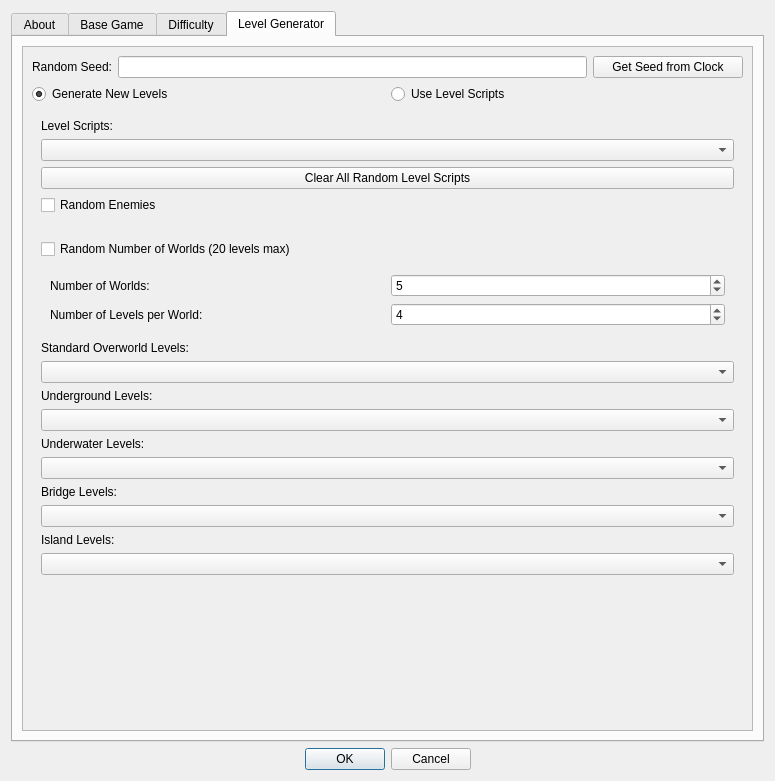
The window that SMB1/SMB1_Compliance_To_SMB1/Configure_Settings_Form.ui (Coolcord/Level-Headed) describes before a commit, drawn with Qt 5.
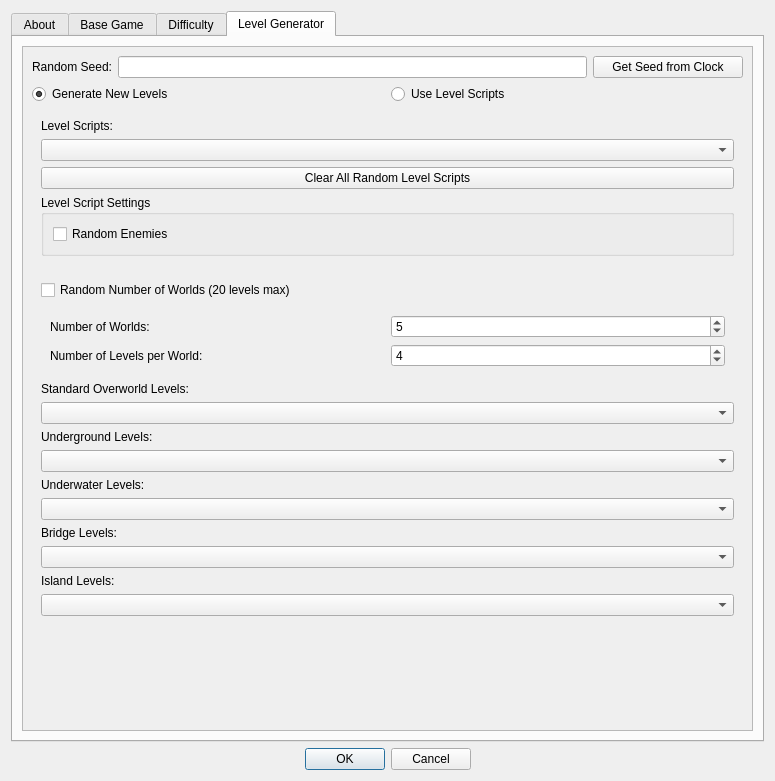
The same window after the commit. The open tabs and pages were chosen to show the change.

Commit message: The random enemies checkbox is now placed under a group box to make its existance more obvious

```diff
--- a/SMB1/SMB1_Compliance_To_SMB1/Configure_Settings_Form.ui
+++ b/SMB1/SMB1_Compliance_To_SMB1/Configure_Settings_Form.ui
@@ -2807,8 +2807,8 @@
            <rect>
             <x>0</x>
             <y>0</y>
-            <width>725</width>
-            <height>670</height>
+            <width>733</width>
+            <height>679</height>
            </rect>
           </property>
           <layout class="QVBoxLayout" name="verticalLayout_4">
@@ -2891,10 +2891,19 @@
                </widget>
               </item>
               <item>
+               <widget class="QGroupBox" name="groupLevelScriptSettings">
+                <property name="title">
+                 <string>Level Script Settings</string>
+                </property>
+                <layout class="QVBoxLayout" name="verticalLayout_11">
+                 <item>
                <widget class="QCheckBox" name="cbRandomEnemies">
                 <property name="text">
                  <string>Random Enemies</string>
                 </property>
+                  </widget>
+                 </item>
+                </layout>
                </widget>
               </item>
              </layout>
```
Left out of the diff: 8 changed lines with no effect on the pictures. Lines whose indentation alone changed are shown as unchanged.
